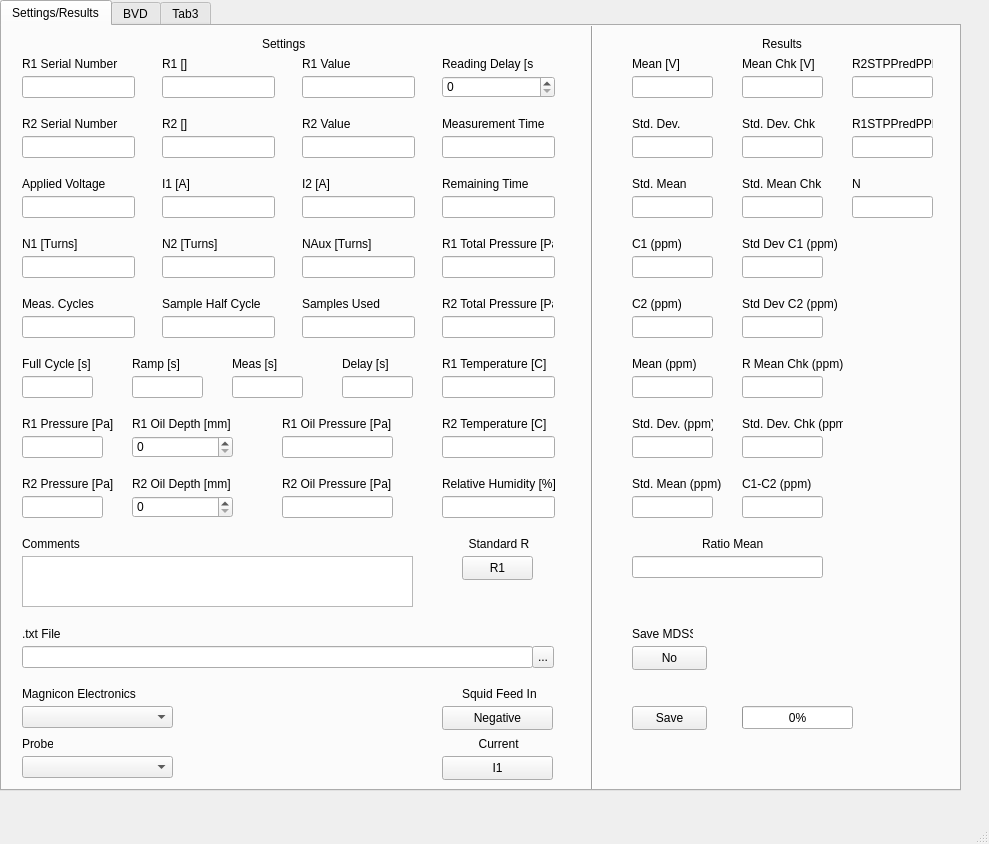
Before: the Qt Designer form Magnicon Offline Analyzer GUI.ui in usnistgov/Magnicon-Offline-Analyzer, drawn with Qt 5.
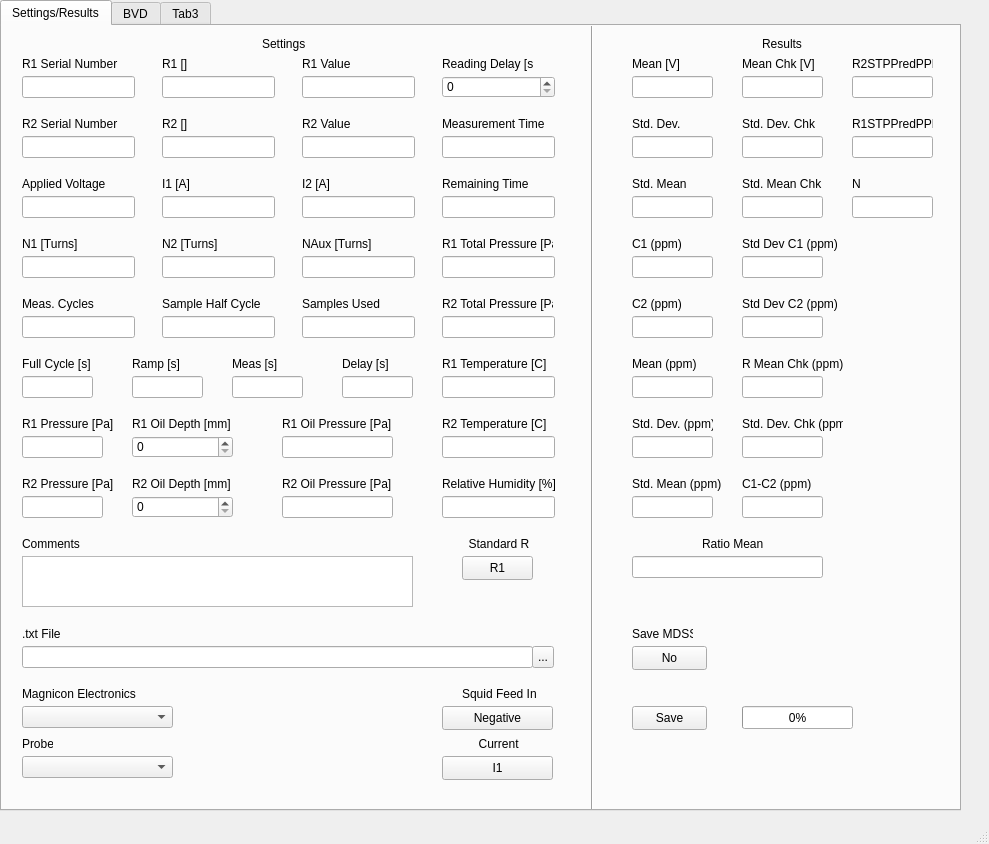
After: the same form once the commit is applied. The open tabs and pages were chosen to show the change.

```diff
--- a/Magnicon Offline Analyzer GUI.ui
+++ b/Magnicon Offline Analyzer GUI.ui
@@ -20,7 +20,7 @@
       <x>0</x>
       <y>0</y>
       <width>961</width>
-      <height>791</height>
+      <height>811</height>
      </rect>
     </property>
     <property name="currentIndex">
@@ -326,7 +326,7 @@
         <x>580</x>
         <y>-10</y>
         <width>20</width>
-        <height>781</height>
+        <height>801</height>
        </rect>
       </property>
       <property name="orientation">
```
Left out of the diff: 2 changed lines with no effect on the pictures.
